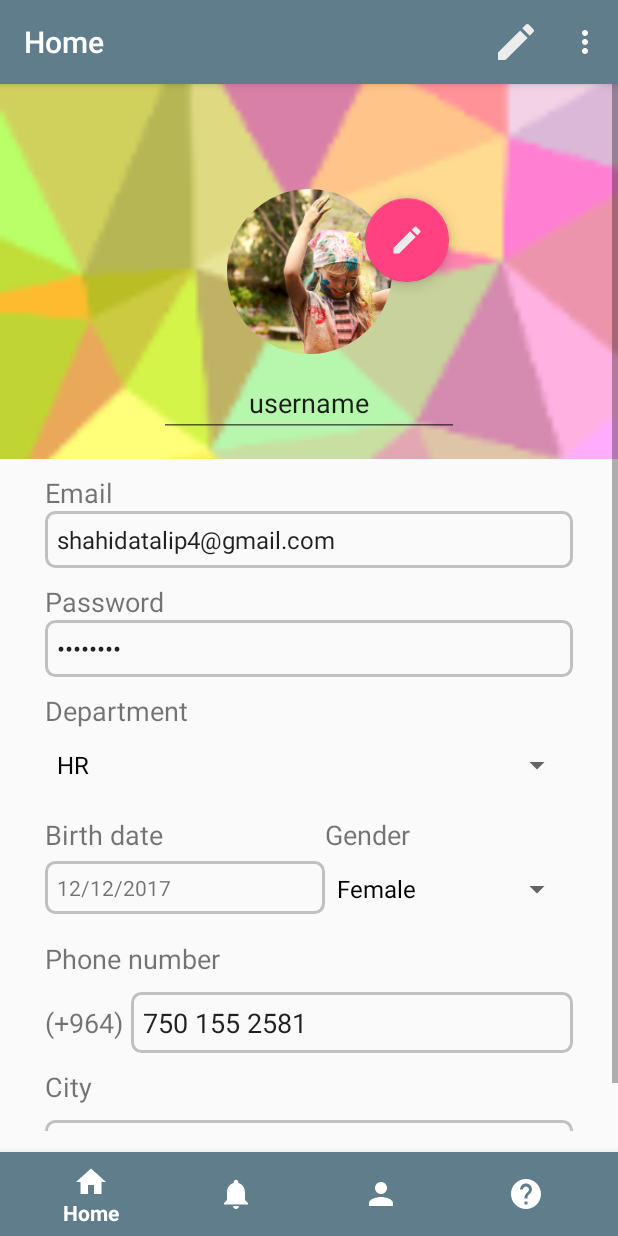
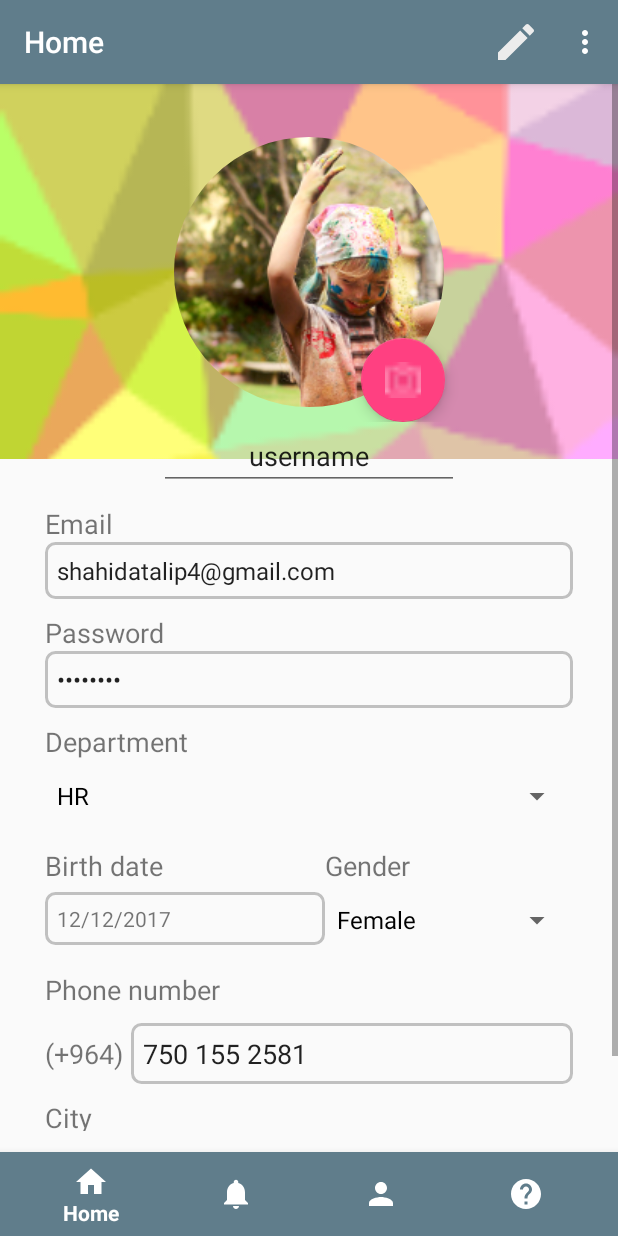
Before and after one commit to YousraMahid/VotingSystemV1, an Android app: the fragment ProFragment placed in its activity, on a phone screen of 412 x 824 dp. Run offline under Robolectric (Android 15) with nearby library versions, the phone set to English and light mode, and no system bars; plain views replace CircularImageView.

Commit message:
change icon

```diff
--- a/app/src/main/res/layout/fragment_.xml
+++ b/app/src/main/res/layout/fragment_.xml
@@ -34,8 +34,8 @@
 
             <com.github.siyamed.shapeimageview.CircularImageView
                 android:id="@+id/profile_photo"
-                android:layout_width="130dp"
-                android:layout_height="130dp"
+                android:layout_width="200dp"
+                android:layout_height="200dp"
                 android:layout_centerHorizontal="true"
                 android:padding="10dp"
                 android:scaleType="centerInside"
@@ -43,15 +43,14 @@
                 app:siRadius="200dp" />
 
 
-            <android.support.design.widget.FloatingActionButton
-                android:id="@+id/fab_edit_profile"
-                android:layout_width="wrap_content"
-                android:layout_height="wrap_content"
-                android:layout_margin="@dimen/activity_horizontal_margin"
-                android:layout_toRightOf="@id/profile_photo"
-                android:layout_marginTop="50dp"
-                app:srcCompat="@drawable/ic_edit_black_24dp"
-                 />
+                <android.support.design.widget.FloatingActionButton
+                    android:id="@+id/fab_edit_profile"
+                    android:layout_width="wrap_content"
+                    android:layout_height="wrap_content"
+                    android:layout_alignEnd="@+id/profile_photo"
+                    android:layout_alignParentBottom="true"
+                    android:layout_marginEnd="9dp"
+                    android:src="@drawable/camera" />
             </RelativeLayout>
             <EditText
                 android:layout_width="200dp"
--- a/app/src/main/res/values/dimen.xml
+++ b/app/src/main/res/values/dimen.xml
@@ -1,5 +1,5 @@
 <?xml version="1.0" encoding="utf-8"?>
 <resources>
-    <dimen name="activity_horizontal_margin">16dp</dimen>
+    <dimen name="activity_horizontal_margin">5dp</dimen>
 
 </resources>
```
Also changed, not shown: app/src/main/res/drawable/camera.xml (deleted, +0 -12 lines), app/src/main/res/drawable-hdpi/camera.png (added), app/src/main/res/drawable-mdpi/camera.png (added), app/src/main/res/drawable-xhdpi/camera.png (added), app/src/main/res/drawable-xxhdpi/camera.png (added), app/src/main/res/drawable-xxxhdpi/camera.png (added).
